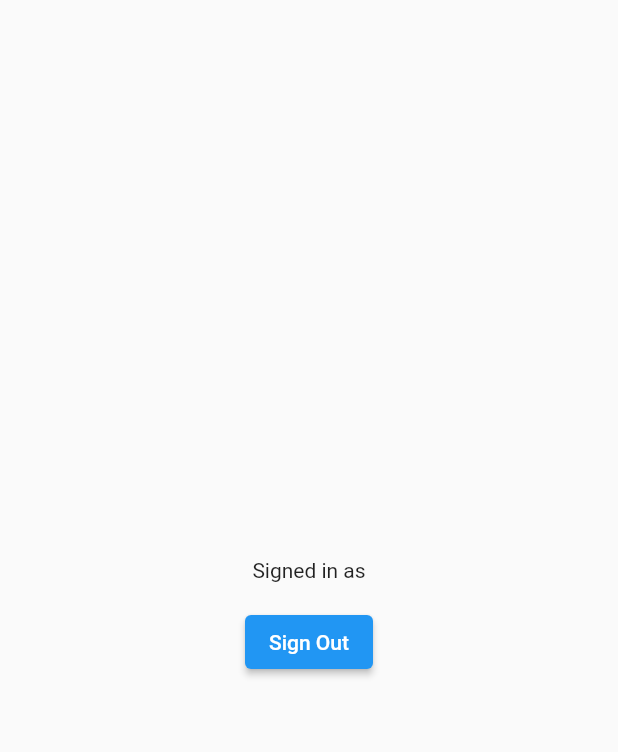
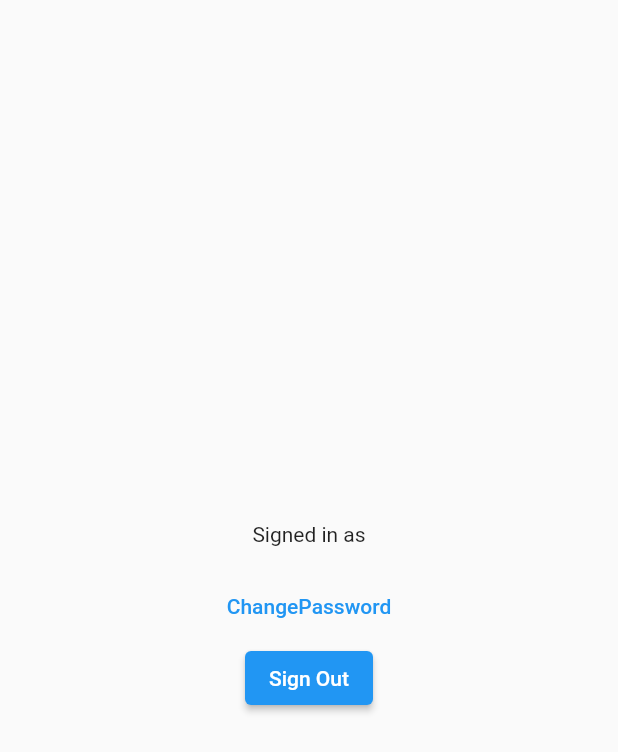
Before and after one commit to finkmoritz/flutter-amplify-demo, a Flutter app: the SignOutPage widget shown alone on an empty page, opened directly with empty values, on a phone screen of 412 x 824 dp. Shown: the top 752 px of the screen. Run offline on Flutter 3.47's test engine with Material 2 defaults, Android fonts, the phone set to English and light mode, and no system bars; missing offline and left inert: amplify_api, amplify_auth_cognito, amplify_datastore, amplify_flutter.

Commit message:
Add password change button

```diff
--- a/lib/pages/auth/sign_out/sign_out_page.dart
+++ b/lib/pages/auth/sign_out/sign_out_page.dart
@@ -1,5 +1,6 @@
 import 'package:amplify_auth_cognito/amplify_auth_cognito.dart';
 import 'package:flutter/material.dart';
+import 'package:flutter_amplify_demo/pages/auth/password_management/password_change_page.dart';
 import 'package:flutter_amplify_demo/services/auth_service.dart';
 
 class SignOutPage extends StatelessWidget {
@@ -24,6 +25,14 @@ class SignOutPage extends StatelessWidget {
             textAlign: TextAlign.center,
             style: TextStyle(fontWeight: FontWeight.bold,),
           ),
+          TextButton(
+            child: Text('ChangePassword'),
+            onPressed: () {
+              Navigator.push(context,
+                MaterialPageRoute(builder: (context) => PasswordChangePage()),
+              );
+            },
+          ),
           ElevatedButton(
             child: Text('Sign Out'),
             onPressed: () => _signOut(context),
```
